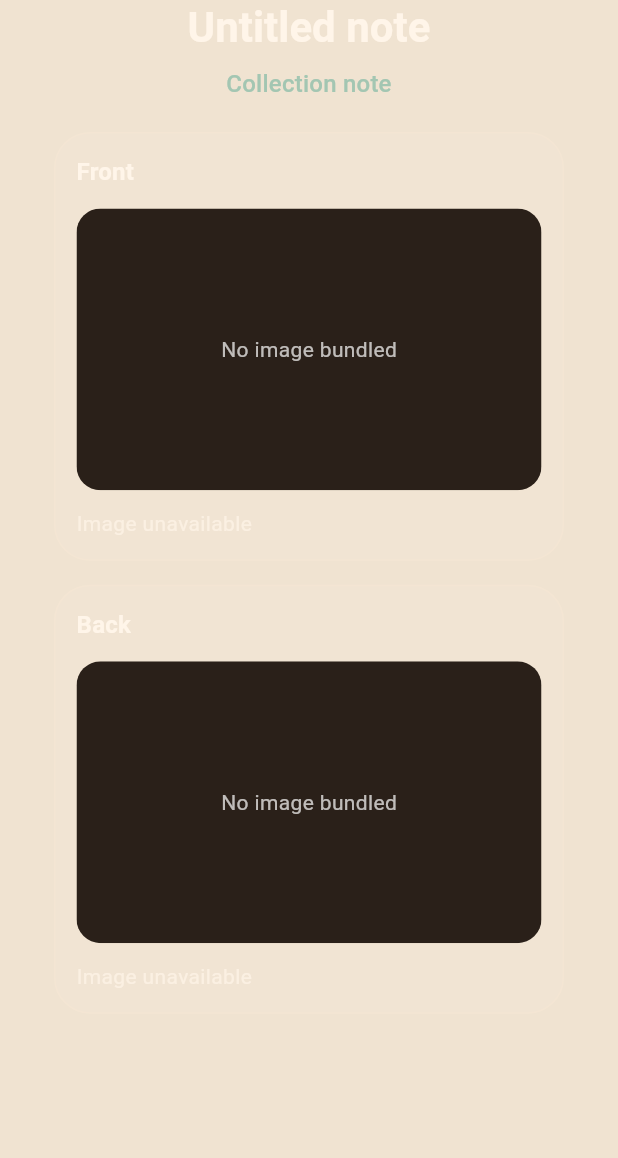
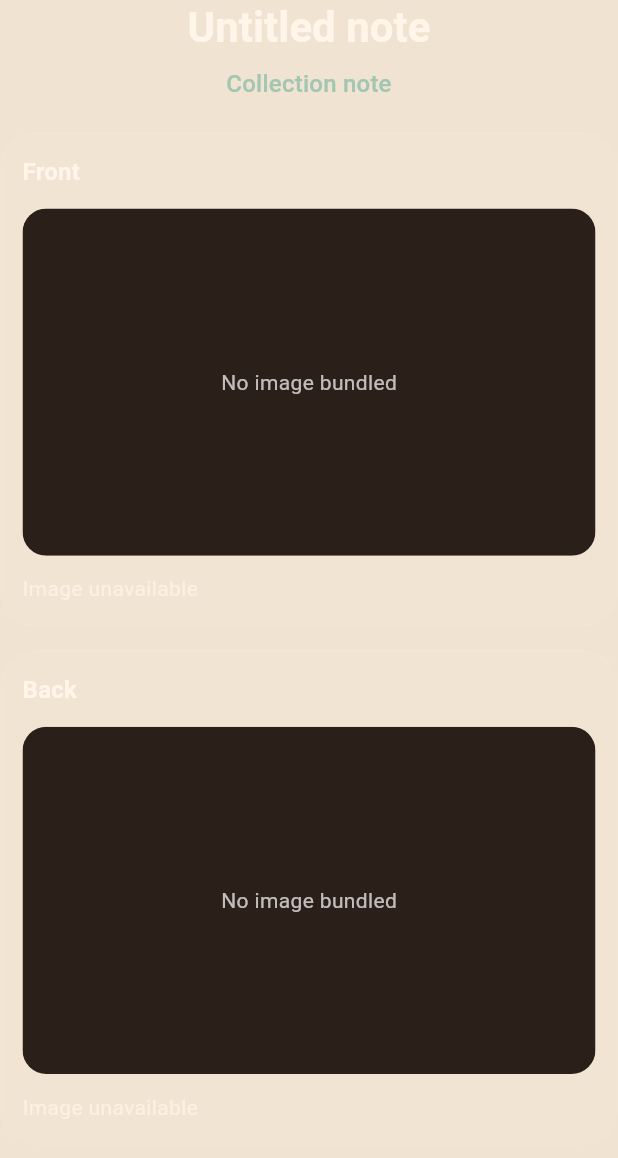
Before and after one commit to dompuiu/noteharbor, a Flutter app: the _ImagesPanel widget shown alone on an empty page, opened directly with empty values, on a phone screen of 412 x 824 dp. Shown: the top 1158 px of the screen. Run offline on Flutter 3.47's test engine with Material 3 defaults, Android fonts, the phone set to English and light mode, and no system bars.

Commit message:
Layout change.

```diff
--- a/apps/viewer/flutter/lib/features/slideshow/note_slideshow_screen.dart
+++ b/apps/viewer/flutter/lib/features/slideshow/note_slideshow_screen.dart
@@ -268,7 +268,6 @@ class _NoteSlideshowScreenState extends State<NoteSlideshowScreen> {
 }
 
 const double _kSlideshowImagesMaxWidth = 720;
-const double _kSlideshowImageCardMaxWidth = 340;
 const double _kSlideshowContentMaxWidth = 760;
 
 class _PreviousSlideIntent extends Intent {
@@ -290,13 +289,6 @@ class _ImagesPanel extends StatelessWidget {
 
   @override
   Widget build(BuildContext context) {
-    return LayoutBuilder(
-      builder: (context, constraints) {
-        final cardWidth =
-            (constraints.maxWidth.clamp(0.0, _kSlideshowImageCardMaxWidth)
-                    as num)
-                .toDouble();
-
     return Column(
       crossAxisAlignment: CrossAxisAlignment.center,
       mainAxisSize: MainAxisSize.min,
@@ -320,20 +312,18 @@ class _ImagesPanel extends StatelessWidget {
         const SizedBox(height: 20),
         Align(
           alignment: Alignment.topCenter,
-              child: SizedBox(
-                width: cardWidth,
+          child: ConstrainedBox(
+            constraints: const BoxConstraints(maxWidth: _kSlideshowImagesMaxWidth),
             child: Column(
               mainAxisSize: MainAxisSize.min,
               children: [
                 _ImageCard(
-                      width: cardWidth,
                   label: 'Front',
                   imagePath: note.previewFor('front')?.assetPath,
                   onTap: () => onTapImage(note, 'front'),
                 ),
                 const SizedBox(height: 16),
                 _ImageCard(
-                      width: cardWidth,
                   label: 'Back',
                   imagePath: note.previewFor('back')?.assetPath,
                   onTap: () => onTapImage(note, 'back'),
@@ -344,20 +334,16 @@ class _ImagesPanel extends StatelessWidget {
         ),
       ],
     );
-      },
-    );
   }
 }
 
 class _ImageCard extends StatelessWidget {
   const _ImageCard({
-    required this.width,
     required this.label,
     required this.imagePath,
     required this.onTap,
   });
 
-  final double width;
   final String label;
   final String? imagePath;
   final VoidCallback onTap;
@@ -365,7 +351,7 @@ class _ImageCard extends StatelessWidget {
   @override
   Widget build(BuildContext context) {
     return SizedBox(
-      width: width,
+      width: double.infinity,
       child: InkWell(
         onTap: imagePath == null ? null : onTap,
         borderRadius: BorderRadius.circular(24),
@@ -421,8 +407,12 @@ class _ImageCard extends StatelessWidget {
                 ),
                 const SizedBox(height: 12),
                 Text(
-                  imagePath == null ? 'Image unavailable' : 'Tap to open full-size sequence',
-                  style: Theme.of(context).textTheme.bodyMedium?.copyWith(color: const Color(0xB3FFF5E9)),
+                  imagePath == null
+                      ? 'Image unavailable'
+                      : 'Tap to open full-size sequence',
+                  style: Theme.of(context).textTheme.bodyMedium?.copyWith(
+                    color: const Color(0xB3FFF5E9),
+                  ),
                 ),
               ],
             ),
```
Lines whose indentation alone changed are shown as unchanged.
